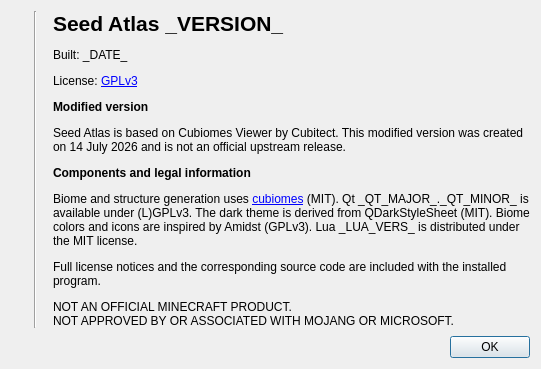
Logsteela/Seed-Quarry, file src/aboutdialog.ui: the form before one commit.
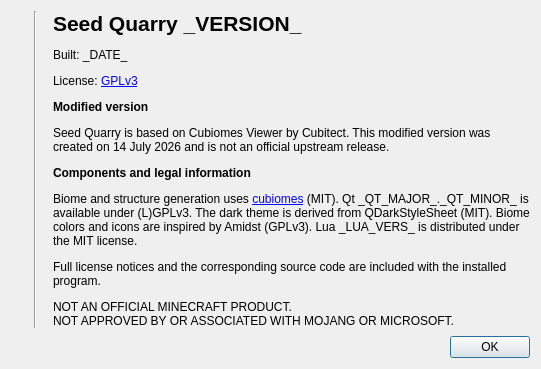
The form after the commit. Icons and pictures are not drawn.

Commit message: Rename project to Seed Quarry

Patch:
```diff
--- a/src/aboutdialog.ui
+++ b/src/aboutdialog.ui
@@ -19,7 +19,7 @@
    <item row="0" column="2" rowspan="2">
     <widget class="QLabel" name="label">
      <property name="text">
-      <string>&lt;html&gt;&lt;head/&gt;&lt;body&gt;&lt;p&gt;&lt;span style=&quot;font-size:16pt;font-weight:600;&quot;&gt;Seed Atlas _VERSION_&lt;/span&gt;&lt;/p&gt;&lt;p&gt;Built: _DATE_&lt;/p&gt;&lt;p&gt;License: &lt;a href=&quot;https://www.gnu.org/licenses/gpl-3.0.html&quot;&gt;GPLv3&lt;/a&gt;&lt;/p&gt;&lt;p&gt;&lt;b&gt;Modified version&lt;/b&gt;&lt;/p&gt;&lt;p&gt;Seed Atlas is based on Cubiomes Viewer by Cubitect. This modified version was created on 14 July 2026 and is not an official upstream release.&lt;/p&gt;&lt;p&gt;&lt;b&gt;Components and legal information&lt;/b&gt;&lt;/p&gt;&lt;p&gt;Biome and structure generation uses &lt;a href=&quot;https://github.com/Cubitect/cubiomes/&quot;&gt;cubiomes&lt;/a&gt; (MIT). Qt _QT_MAJOR_._QT_MINOR_ is available under (L)GPLv3. The dark theme is derived from QDarkStyleSheet (MIT). Biome colors and icons are inspired by Amidst (GPLv3). Lua _LUA_VERS_ is distributed under the MIT license.&lt;/p&gt;&lt;p&gt;Full license notices and the corresponding source code are included with the installed program.&lt;/p&gt;&lt;p&gt;NOT AN OFFICIAL MINECRAFT PRODUCT.&lt;br/&gt;NOT APPROVED BY OR ASSOCIATED WITH MOJANG OR MICROSOFT.&lt;/p&gt;&lt;/body&gt;&lt;/html&gt;</string>
+      <string>&lt;html&gt;&lt;head/&gt;&lt;body&gt;&lt;p&gt;&lt;span style=&quot;font-size:16pt;font-weight:600;&quot;&gt;Seed Quarry _VERSION_&lt;/span&gt;&lt;/p&gt;&lt;p&gt;Built: _DATE_&lt;/p&gt;&lt;p&gt;License: &lt;a href=&quot;https://www.gnu.org/licenses/gpl-3.0.html&quot;&gt;GPLv3&lt;/a&gt;&lt;/p&gt;&lt;p&gt;&lt;b&gt;Modified version&lt;/b&gt;&lt;/p&gt;&lt;p&gt;Seed Quarry is based on Cubiomes Viewer by Cubitect. This modified version was created on 14 July 2026 and is not an official upstream release.&lt;/p&gt;&lt;p&gt;&lt;b&gt;Components and legal information&lt;/b&gt;&lt;/p&gt;&lt;p&gt;Biome and structure generation uses &lt;a href=&quot;https://github.com/Cubitect/cubiomes/&quot;&gt;cubiomes&lt;/a&gt; (MIT). Qt _QT_MAJOR_._QT_MINOR_ is available under (L)GPLv3. The dark theme is derived from QDarkStyleSheet (MIT). Biome colors and icons are inspired by Amidst (GPLv3). Lua _LUA_VERS_ is distributed under the MIT license.&lt;/p&gt;&lt;p&gt;Full license notices and the corresponding source code are included with the installed program.&lt;/p&gt;&lt;p&gt;NOT AN OFFICIAL MINECRAFT PRODUCT.&lt;br/&gt;NOT APPROVED BY OR ASSOCIATED WITH MOJANG OR MICROSOFT.&lt;/p&gt;&lt;/body&gt;&lt;/html&gt;</string>
      </property>
      <property name="wordWrap">
       <bool>true</bool>
```
Left out of the diff: 2 changed lines with no effect on the pictures. The commit also changes 28 other files.
